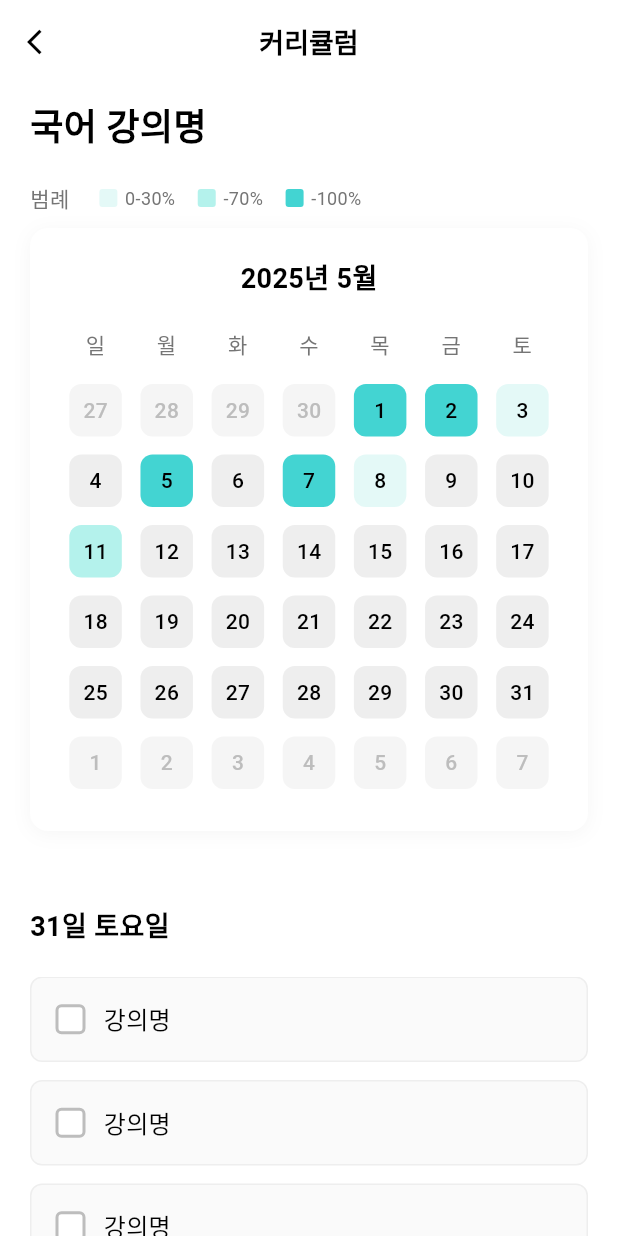
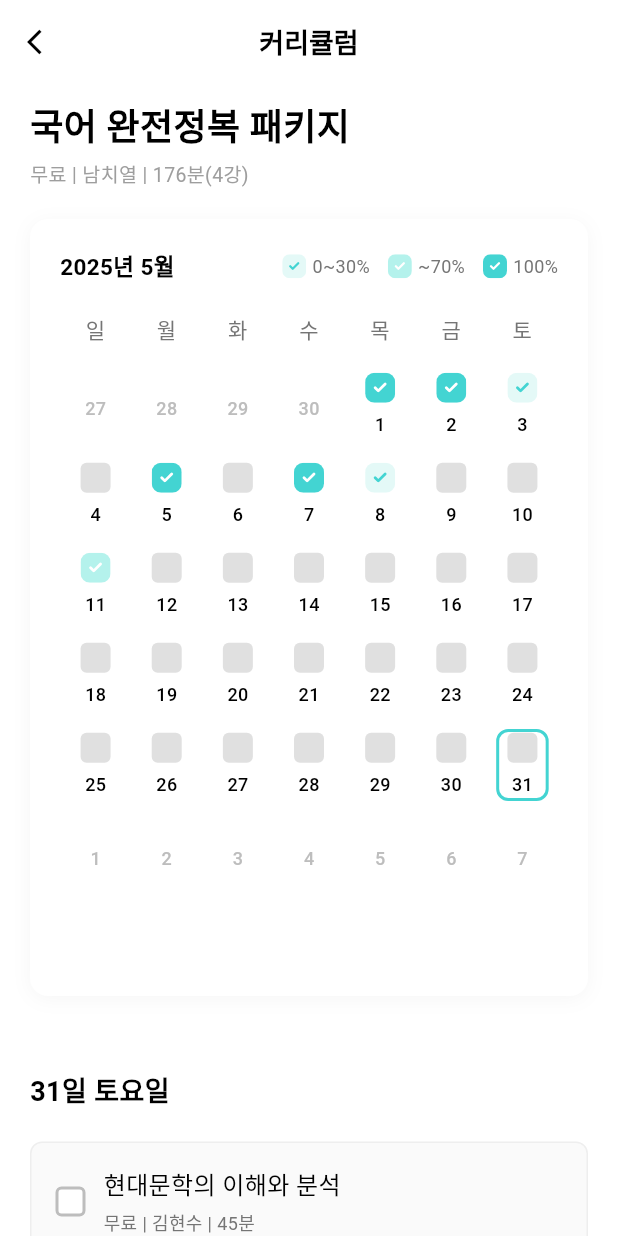
Before and after one commit to IPSI-DORI/Ipsi_frontend, a Flutter app: the TodolistScreen screen opened directly, on a phone screen of 412 x 824 dp. Run offline on Flutter 3.47's test engine with Material 3 defaults, Android fonts, the phone set to English and light mode, and no system bars; our stand-ins replace flutter_svg; Roboto replaces fonts that are missing (Pretendard).

Commit message:
💄 Todolist 부분 UI 수정

```diff
--- a/lib/app.dart
+++ b/lib/app.dart
@@ -12,7 +12,7 @@ class MyApp extends StatelessWidget {
         ),
       title: '입시도리',
       debugShowCheckedModeBanner: false,
-      initialRoute: AppRoutes.auth,
+      initialRoute: AppRoutes.todolist,
       routes: AppRoutes.routes,
     );
   }
--- a/lib/features/todolist/views/todolist_screen.dart
+++ b/lib/features/todolist/views/todolist_screen.dart
@@ -1,5 +1,5 @@
 import 'package:flutter/material.dart';
-import 'package:ipsi_frontend/core/constants/app_colors.dart';
+import 'package:flutter_svg/flutter_svg.dart';
 
 class TodolistScreen extends StatefulWidget {
   @override
@@ -11,22 +11,52 @@ class _TodolistScreenState extends State<TodolistScreen> {
   late PageController pageController;
   int currentMonthIndex = DateTime.now().month - 1; // 0-based index
 
-  // 완료도별 색상 정의
-  final Map<String, Color> completionColors = {
-    '0-30%': Color(0xFFE4F9F7),
-    '-70%': Color(0xFFB4F2EC),
-    '-100%': Color(0xFF43D4D2),
+  // 완료도별 SVG 아이콘 경로 정의
+  final Map<String, String> completionSvgs = {
+    '0-30%': 'assets/svg/check_30.svg',
+    '-70%': 'assets/svg/check_70.svg',
+    '-100%': 'assets/svg/check_100.svg',
   };
+
+  // 더미 강의 데이터
+  final List<Map<String, dynamic>> lectureData = [
+    {
+      'title': '현대문학의 이해와 분석',
+      'type': '무료',
+      'instructor': '김현수',
+      'duration': '45분',
+      'key': 'lecture_0',
+    },
+    {
+      'title': '고전문학 작품 해석',
+      'type': '유료',
+      'instructor': '박민정',
+      'duration': '38분',
+      'key': 'lecture_1',
+    },
+    {
+      'title': '문법의 기초와 활용',
+      'type': '무료',
+      'instructor': '이서영',
+      'duration': '52분',
+      'key': 'lecture_2',
+    },
+    {
+      'title': '독해력 향상 전략',
+      'type': '유료',
+      'instructor': '최준호',
+      'duration': '41분',
+      'key': 'lecture_3',
+    },
+  ];
 
   // 체크박스 상태 관리
   Map<String, bool> scheduleCheckStates = {
-    "강의명_0": false,
-    "강의명_1": false,
-    "강의명_2": false,
+    "lecture_0": false,
+    "lecture_1": false,
+    "lecture_2": false,
+    "lecture_3": false,
   };
-
-  // 날짜별 체크박스 상태 관리
-  Map<String, bool> dateCheckStates = {};
 
   // 샘플 데이터 - 월별, 날짜별 완료도
   final Map<int, Map<int, String>> monthlyCompletionMap = {
@@ -85,14 +115,15 @@ class _TodolistScreenState extends State<TodolistScreen> {
         ),
         centerTitle: true,
       ),
-      body: Column(
+      body: SingleChildScrollView(
+        child: Column(
           crossAxisAlignment: CrossAxisAlignment.start,
           children: [
             // 제목
             Padding(
-            padding: EdgeInsets.fromLTRB(20, 10, 20, 20),
+              padding: EdgeInsets.fromLTRB(20, 10, 20, 4),
               child: Text(
-              "국어 강의명",
+              "국어 완전정복 패키지",
               style: TextStyle(
                 fontSize: 24,
                 fontWeight: FontWeight.bold,
@@ -100,20 +131,15 @@ class _TodolistScreenState extends State<TodolistScreen> {
               ),
               ),
             ),
-
-          // 범례
             Padding(
-            padding: EdgeInsets.fromLTRB(20, 0, 20, 10),
-            child: Row(
-              children: [
-                Text("범례", style: TextStyle(fontSize: 14, color: Colors.grey[600])),
-                SizedBox(width: 20),
-                _buildLegendItem("0-30%", completionColors['0-30%']!),
-                SizedBox(width: 15),
-                _buildLegendItem("-70%", completionColors['-70%']!),
-                SizedBox(width: 15),
-                _buildLegendItem("-100%", completionColors['-100%']!),
-              ],
+              padding: EdgeInsets.fromLTRB(20, 0, 20, 20),
+              child: Text(
+              "무료 | 남치열 | 176분(4강)",
+              style: TextStyle(
+                fontSize: 13,
+                color: Colors.grey,
+                fontWeight: FontWeight.w400,
+              ),
               ),
             ),
 
@@ -126,7 +152,7 @@ class _TodolistScreenState extends State<TodolistScreen> {
                 borderRadius: BorderRadius.circular(12),
                 boxShadow: [
                   BoxShadow(
-                  color: Colors.grey.withOpacity(0.1),
+                    color: Colors.grey.withAlpha((0.1 * 255).toInt()),
                     blurRadius: 10,
                     offset: Offset(0, 2),
                   ),
@@ -134,16 +160,43 @@ class _TodolistScreenState extends State<TodolistScreen> {
               ),
               child: Column(
                 children: [
-                // 월 표시
+                  // 월 표시와 범례를 같은 행에 배치
                     Padding(
                     padding: EdgeInsets.only(bottom: 20),
-                  child: Text(
+                    child: Row(
+                      mainAxisAlignment: MainAxisAlignment.spaceBetween,
+                      crossAxisAlignment: CrossAxisAlignment.center,
+                      children: [
+                      // 월 이동 버튼과 월 표시
+                      Row(
+                        children: [
+                        Text(
                           "2025년 ${currentMonthIndex + 1}월",
                           style: TextStyle(
-                      fontSize: 18,
+                          fontSize: 15,
                           fontWeight: FontWeight.w600,
                           color: Colors.black,
                           ),
+                        ),
+                        ],
+                      ),
+                      // 범례
+                      Row(
+                        children: [
+                        _buildLegendItem("assets/svg/check_30.svg"),
+                        SizedBox(width: 4),
+                        Text("0~30%", style: TextStyle(fontSize: 12, color: Colors.grey[600])),
+                        SizedBox(width: 12),
+                        _buildLegendItem("assets/svg/check_70.svg"),
+                        SizedBox(width: 4),
+                        Text("~70%", style: TextStyle(fontSize: 12, color: Colors.grey[600])),
+                        SizedBox(width: 12),
+                        _buildLegendItem("assets/svg/check_100.svg"),
+                        SizedBox(width: 4),
+                        Text("100%", style: TextStyle(fontSize: 12, color: Colors.grey[600])),
+                        ],
+                      ),
+                      ],
                     ),
                     ),
 
@@ -151,7 +204,7 @@ class _TodolistScreenState extends State<TodolistScreen> {
                   Row(
                     mainAxisAlignment: MainAxisAlignment.spaceAround,
                     children: ['일', '월', '화', '수', '목', '금', '토']
-                      .map((day) => Container(
+                        .map((day) => SizedBox(
                               width: 35,
                               child: Text(
                                 day,
@@ -169,8 +222,8 @@ class _TodolistScreenState extends State<TodolistScreen> {
                   SizedBox(height: 15),
 
                   // 달력 PageView
-                Container(
-                  height: 280,
+                  SizedBox(
+                    height: 400,
                     child: PageView.builder(
                       controller: pageController,
                       onPageChanged: (index) {
@@ -192,9 +245,7 @@ class _TodolistScreenState extends State<TodolistScreen> {
             SizedBox(height: 30),
 
             // 일정 목록
-          Expanded(
-            child: Container(
-              width: double.infinity,
+            Padding(
               padding: EdgeInsets.fromLTRB(20, 20, 20, 0),
               child: Column(
                 crossAxisAlignment: CrossAxisAlignment.start,
@@ -208,41 +259,39 @@ class _TodolistScreenState extends State<TodolistScreen> {
                     ),
                   ),
                   SizedBox(height: 20),
-                  Expanded(
-                    child: ListView(
-                      children: [
-                        _buildScheduleItem("강의명", "강의명_0"),
-                        _buildScheduleItem("강의명", "강의명_1"),
-                        _buildScheduleItem("강의명", "강의명_2"),
+                  ListView.builder(
+                    shrinkWrap: true,
+                    physics: NeverScrollableScrollPhysics(),
+                    itemCount: lectureData.length,
+                    itemBuilder: (context, index) {
+                      final lecture = lectureData[index];
+                      return _buildScheduleItem(
+                        lecture['title'],
+                        lecture['type'],
+                        lecture['instructor'],
+                        lecture['duration'],
+                        lecture['key'],
+                      );
+                    },
+                  ),
                 ],
               ),
             ),
           ],
         ),
       ),
-          ),
-        ],
-      ),
     );
   }
 
-  Widget _buildLegendItem(String label, Color color) {
-    return Row(
-      children: [
-        Container(
-          width: 12,
-          height: 12,
-          decoration: BoxDecoration(
-            color: color,
-            borderRadius: BorderRadius.circular(2),
+  Widget _buildLegendItem(String svgPath) {
+    return Container(
+      width: 16,
+      height: 16,
+      child: SvgPicture.asset(
+        svgPath,
+        width: 16,
+        height: 16,
       ),
-        ),
-        SizedBox(width: 5),
-        Text(
-          label,
-          style: TextStyle(fontSize: 12, color: Colors.grey[600]),
-        ),
-      ],
     );
   }
 
@@ -258,18 +307,31 @@ class _TodolistScreenState extends State<TodolistScreen> {
       final isCurrentMonth = date.month == month;
       final dayNumber = date.day;
 
-      String dateKey = "${month}_${dayNumber}";
-      bool isDateChecked = dateCheckStates[dateKey] ?? false;
+      // SVG와 배경 결정
+      Widget? svgWidget;
+      Color backgroundColor = Colors.grey[200]!; // 기본 회색 배경
 
-      Color? backgroundColor;
       if (isCurrentMonth) {
-        if (isDateChecked) {
-          backgroundColor = Color(0xFF43D4D2); // 체크된 경우 초록색
-        } else if (monthlyCompletionMap[month] != null &&
+        backgroundColor = Colors.white; // 항상 흰색 배경
+        if (monthlyCompletionMap[month] != null &&
             monthlyCompletionMap[month]!.containsKey(dayNumber)) {
-          backgroundColor = completionColors[monthlyCompletionMap[month]![dayNumber]];
+          // 완료도에 따른 SVG 표시
+          String completionLevel = monthlyCompletionMap[month]![dayNumber]!;
+          svgWidget = SvgPicture.asset(
+            completionSvgs[completionLevel]!,
+            width: 20,
+            height: 20,
+          );
         } else {
-          backgroundColor = Colors.grey[200]; // 기본 회색
+          // SVG가 없을 때 회색 네모
+          svgWidget = Container(
+            width: 20,
+            height: 20,
+            decoration: BoxDecoration(
+              color: Colors.grey[300],
+              borderRadius: BorderRadius.circular(4),
+            ),
+          );
         }
       }
 
@@ -284,59 +346,34 @@ class _TodolistScreenState extends State<TodolistScreen> {
           },
           child: Container(
             width: 35,
-            height: 35,
+            height: 48, // 기존 35에서 48로 높이 증가
             margin: EdgeInsets.all(2),
             decoration: BoxDecoration(
-              color: backgroundColor ?? Colors.grey[100],
+              color: isCurrentMonth ? backgroundColor : Colors.transparent,
               borderRadius: BorderRadius.circular(8),
+              border: selectedDate.day == dayNumber && selectedDate.month == month
+                  ? Border.all(color: Color(0xFF43D4D2), width: 2)
+                  : null,
             ),
-            child: Stack(
+            child: Column(
+              mainAxisAlignment: MainAxisAlignment.center,
               children: [
-                Center(
-                  child: Text(
+                if (svgWidget != null)
+                  Padding(
+                    padding: const EdgeInsets.only(bottom: 2), // 공간 확보를 위해 패딩 약간만
+                    child: SizedBox(
+                      width: 20,
+                      height: 20,
+                      child: svgWidget,
+                    ),
+                  ),
+                SizedBox(height: 4), // SVG와 날짜 사이 공간 확보 (기존 2에서 4로)
+                Text(
                   '$dayNumber',
                   style: TextStyle(
-                      fontSize: 14,
+                    fontSize: 12, // 날짜 글자 크기 약간 키움
                     fontWeight: FontWeight.w500,
-                      color: isCurrentMonth
-                          ? (isDateChecked ? Colors.white : Colors.black)
-                          : Colors.grey[400],
-                    ),
-                  ),
-                ),
-                if (isCurrentMonth && isDateChecked)
-                  Positioned(
-                    top: 2,
-                    right: 2,
-                    child: Container(
-                      width: 12,
-                      height: 12,
-                      decoration: BoxDecoration(
-                        color: Colors.white.withOpacity(0.9),
-                        borderRadius: BorderRadius.circular(6),
-                      ),
-                      child: Icon(
-                        Icons.check,
-                        size: 8,
-                        color: Color(0xFF43D4D2),
-                      ),
-                    ),
-                  ),
-                // 전체 영역을 클릭 가능하게 만들기 위한 투명 오버레이
-                if (isCurrentMonth)
-                  Positioned.fill(
-                    child: GestureDetector(
-                      onTap: () {
-                        setState(() {
-                          dateCheckStates[dateKey] = !isDateChecked;
-                        });
-                      },
-                      child: Container(
-                        decoration: BoxDecoration(
-                          color: Colors.transparent,
-                          borderRadius: BorderRadius.circular(8),
-                        ),
-                      ),
+                    color: isCurrentMonth ? Colors.black : Colors.grey[400],
                   ),
                 ),
               ],
@@ -366,7 +403,7 @@ class _TodolistScreenState extends State<TodolistScreen> {
     return weekdays[weekday];
   }
 
-  Widget _buildScheduleItem(String title, String key) {
+  Widget _buildScheduleItem(String title, String type, String instructor, String duration, String key) {
     bool isChecked = scheduleCheckStates[key] ?? false;
 
     return Container(
@@ -406,13 +443,29 @@ class _TodolistScreenState extends State<TodolistScreen> {
             ),
           ),
           SizedBox(width: 12),
+          Expanded(
+            child: Column(
+              crossAxisAlignment: CrossAxisAlignment.start,
+              children: [
                 Text(
                   title,
                   style: TextStyle(
                     fontSize: 16,
                     color: Colors.black,
+                    fontWeight: FontWeight.w500,
                     decoration: isChecked ? TextDecoration.lineThrough : null,
                     decorationColor: Colors.grey[500],
+                  ),
+                ),
+                SizedBox(height: 4),
+                Text(
+                  "$type | $instructor | $duration",
+                  style: TextStyle(
+                    fontSize: 12,
+                    color: Colors.grey[600],
+                  ),
+                ),
+              ],
             ),
           ),
         ],
--- a/lib/routes/app_routes.dart
+++ b/lib/routes/app_routes.dart
@@ -6,17 +6,21 @@ import '../features/chatbot/views/chat_screen.dart';
 import '../features/curriculum/views/curriculum_default_screen.dart';
 import '../features/curriculum/views/curriculum_screen.dart';
 import '../features/mypage/views/mypage_screen.dart';
+import '../features/todolist/views/todolist_screen.dart';
 
 class AppRoutes {
   static const String auth = '/auth';
   static const String chatbot = '/chatbot';
   static const String curriculum = './curriculum';
   static const String mypage = './mypage';
+  static const String todolist = './todolist';
 
   static Map<String, WidgetBuilder> get routes => {
     auth: (context) => SplashScreen(),
     chatbot: (context) => ChatScreen(),
     curriculum: (context) => CurriculumDefaultScreen(),
-    mypage: (context) => MyPageScreen()
+    mypage: (context) => MyPageScreen(),
+    todolist: (context) => TodolistScreen()
+
   };
 }
--- a/pubspec.yaml
+++ b/pubspec.yaml
@@ -17,12 +17,16 @@ dev_dependencies:
   flutter_lints: ^5.0.0
   intl: ^0.20.2
   provider: ^6.1.5
+  flutter_svg: ^2.1.0
 
 
 flutter:
   uses-material-design: true
 
   assets:
+    - assets/svg/check_30.svg
+    - assets/svg/check_70.svg
+    - assets/svg/check_100.svg
     - assets/images/bottombar/home.png
     - assets/images/bottombar/home_click.png
     - assets/images/bottombar/chatbot_click.png
```
Also changed, not shown: lib/features/curriculum/views/curriculum_screen.dart (+105 -36 lines), assets/svg/check_100.svg (added), assets/svg/check_30.svg (added), assets/svg/check_70.svg (added), pubspec.lock. Lines whose indentation alone changed are shown as unchanged.
